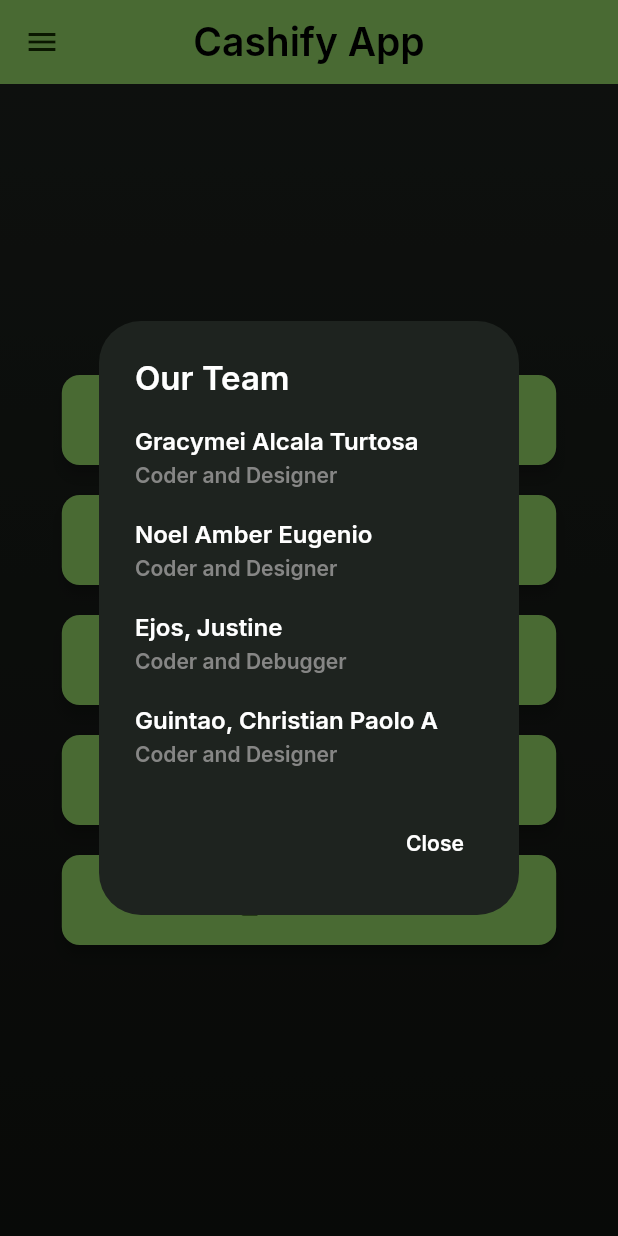
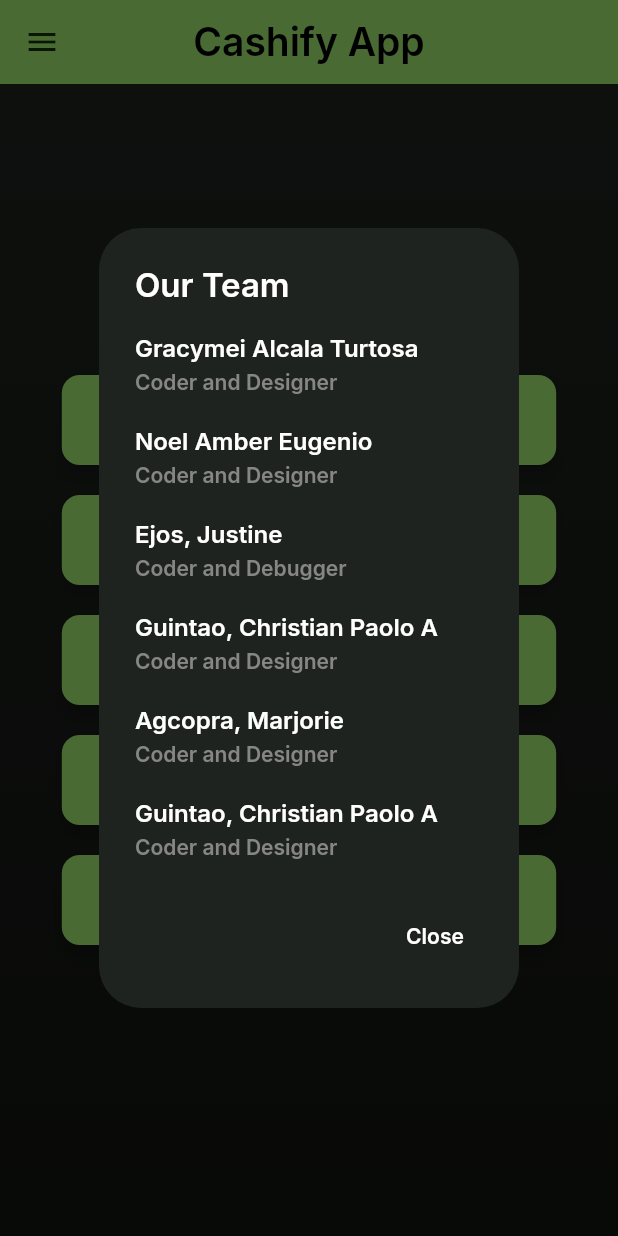
Before and after one commit to gracymeiturtosa/cashify_app, a Flutter app: the DashboardScreen screen opened directly, in the side drawer, after a tap on "Our Team", on a phone screen of 412 x 824 dp. Run offline on Flutter 3.47's test engine with Material 3 defaults, Android fonts, the phone set to English and light mode, and no system bars; our stand-ins replace google_fonts, pdf, printing, sqflite, sqflite_common_ffi; accounts and stored records are empty.

Commit message:
Update dashboard_screen.dart

```diff
--- a/lib/screens/dashboard_screen.dart
+++ b/lib/screens/dashboard_screen.dart
@@ -334,6 +334,30 @@ class DashboardScreen extends StatelessWidget {
                     .bodyMedium!
                     .copyWith(color: const Color(0xFF868685)),
               ),
+              const SizedBox(height: 16),
+              Text(
+                'Agcopra, Marjorie',
+                style: Theme.of(context).textTheme.bodyLarge,
+              ),
+              Text(
+                'Coder and Designer',
+                style: Theme.of(context)
+                    .textTheme
+                    .bodyMedium!
+                    .copyWith(color: const Color(0xFF868685)),
+              ),
+              const SizedBox(height: 16),
+              Text(
+                'Guintao, Christian Paolo A',
+                style: Theme.of(context).textTheme.bodyLarge,
+              ),
+              Text(
+                'Coder and Designer',
+                style: Theme.of(context)
+                    .textTheme
+                    .bodyMedium!
+                    .copyWith(color: const Color(0xFF868685)),
+              ),
             ],
           ),
         ),
```
